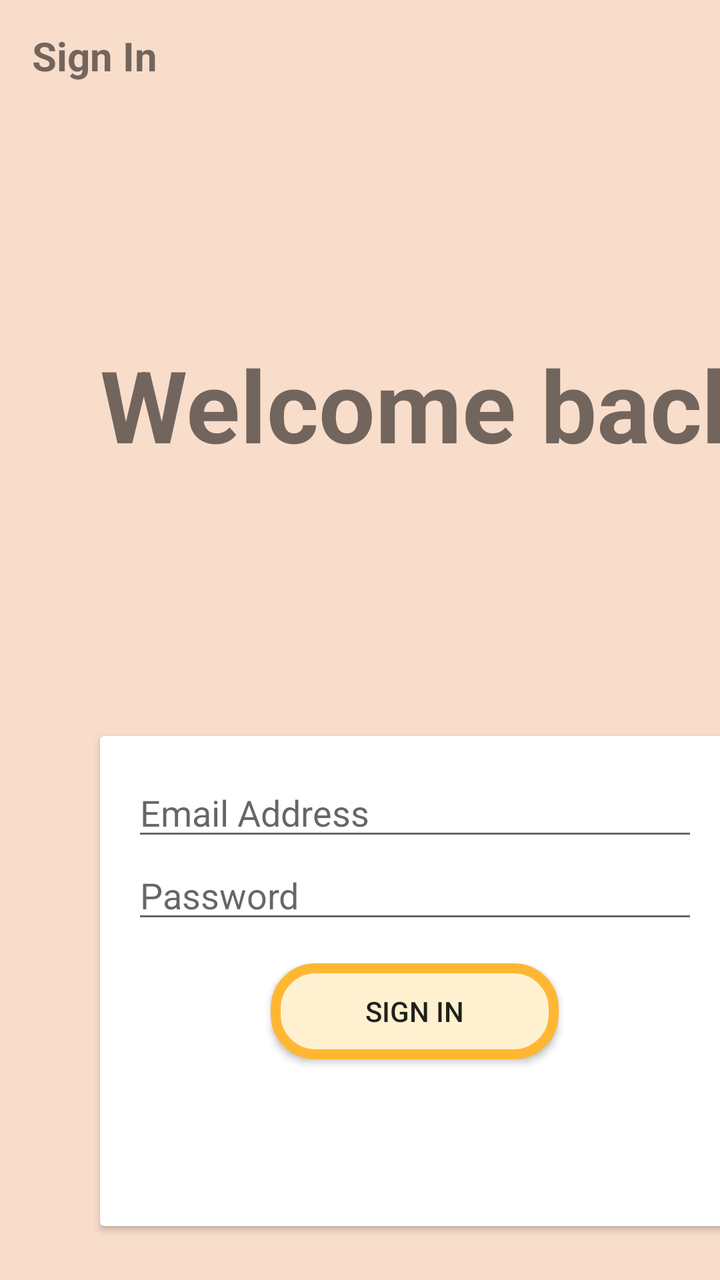
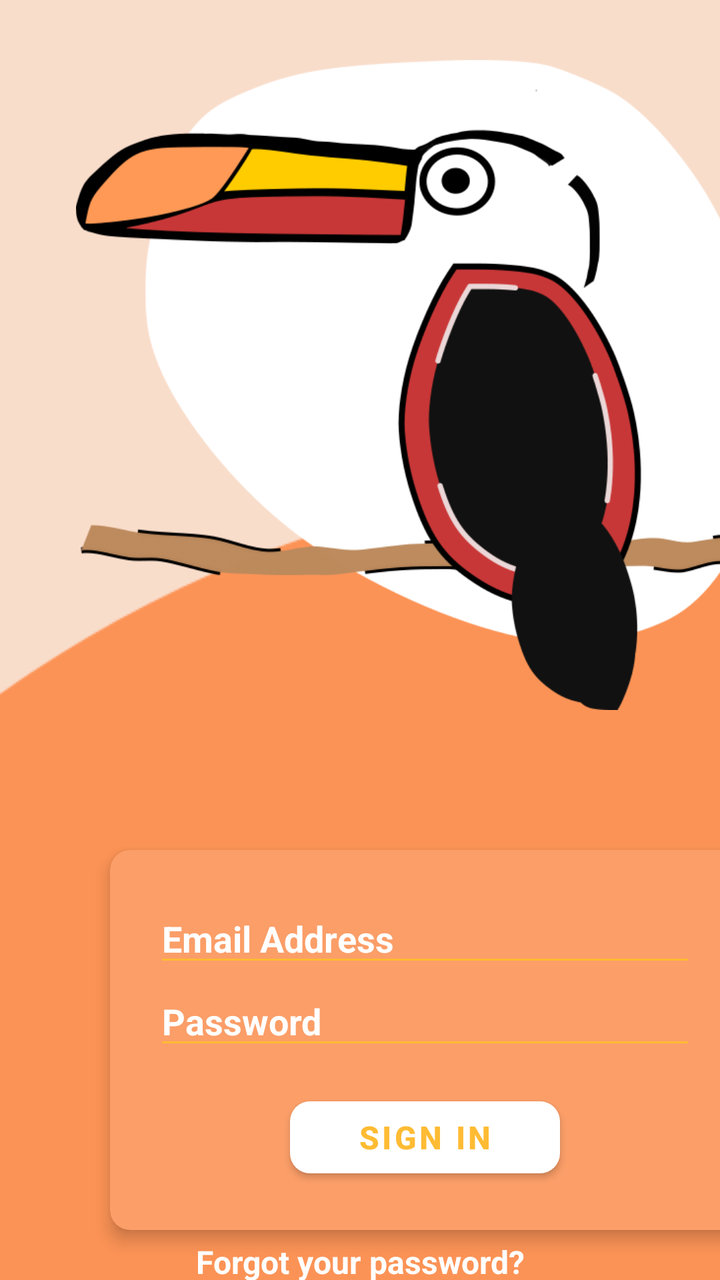

Compare the two renders of this Android layout. The source of the first and the diff that turns it into the second are given below.
<!-- AndroidManifest.xml: application theme AppTheme -->
<!-- res/layout/activity_sign_in.xml -->
<?xml version="1.0" encoding="utf-8"?>
<LinearLayout xmlns:android="http://schemas.android.com/apk/res/android"
    xmlns:app="http://schemas.android.com/apk/res-auto"
    xmlns:tools="http://schemas.android.com/tools"
    android:layout_width="match_parent"
    android:layout_height="match_parent"
    android:background="@drawable/backgroundsplash"
    android:orientation="vertical"
    tools:context=".activities.SignUpActivity">


    <androidx.appcompat.widget.Toolbar
        android:id="@+id/toolbar_signIn"
        android:layout_width="match_parent"
        android:layout_height="?attr/actionBarSize">

        <TextView
            android:id="@+id/signInTitle"
            android:layout_width="match_parent"
            android:layout_height="match_parent"
            android:gravity="center_vertical"
            android:text="Sign In"
            android:textStyle="bold"
            android:textSize="20sp" />
    </androidx.appcompat.widget.Toolbar>


    <LinearLayout
        android:layout_width="wrap_content"
        android:layout_height="659dp"
        android:layout_gravity="center"
        android:orientation="vertical">

        <TextView
            android:id="@+id/signInInfo"
            android:layout_width="342dp"
            android:layout_height="192dp"
            android:layout_marginStart="50dp"
            android:layout_marginTop="50dp"
            android:layout_marginEnd="100dp"
            android:gravity="center_vertical"
            android:text="Welcome back"
            android:textSize="50sp"
            android:textStyle="bold" />

        <androidx.cardview.widget.CardView
            android:layout_width="315dp"
            android:layout_height="245dp"
            android:layout_marginStart="50dp"
            android:layout_marginTop="70dp"
            android:layout_marginEnd="100dp">

            <LinearLayout
                android:layout_width="match_parent"
                android:layout_height="match_parent"
                android:orientation="vertical"
                android:padding="16dp">

                <androidx.appcompat.widget.AppCompatEditText
                    android:id="@+id/emailEditSignIn"
                    android:layout_width="match_parent"
                    android:layout_height="wrap_content"
                    android:hint="@string/email_address" />

                <com.google.android.material.textfield.TextInputLayout
                    android:layout_width="match_parent"
                    android:layout_height="wrap_content"
                    android:layout_marginStart="50dp"
                    android:layout_marginEnd="16dp">

                </com.google.android.material.textfield.TextInputLayout>

                <androidx.appcompat.widget.AppCompatEditText
                    android:id="@+id/passwordEditSignIn"
                    android:layout_width="match_parent"
                    android:layout_height="wrap_content"
                    android:inputType="textPassword"
                    android:hint="@string/password" />

                <com.google.android.material.textfield.TextInputLayout
                    android:layout_width="match_parent"
                    android:layout_height="wrap_content"
                    android:layout_marginStart="50dp"
                    android:layout_marginEnd="16dp">

                </com.google.android.material.textfield.TextInputLayout>

                <androidx.appcompat.widget.AppCompatButton
                    android:id="@+id/signInButton"
                    android:layout_width="144dp"
                    android:layout_height="wrap_content"
                    android:layout_gravity="center"
                    android:layout_marginStart="0dp"
                    android:layout_marginTop="15dp"
                    android:layout_marginEnd="0dp"
                    android:background="@drawable/other_rounded_button"
                    android:gravity="center"
                    android:text="@string/sign_in_button" />

            </LinearLayout>
        </androidx.cardview.widget.CardView>
    </LinearLayout>
</LinearLayout>
<!-- resources referenced by this layout -->
<resources>
  <!-- drawable backgroundsplash: png bitmap (drawable, 5509 bytes) -->
  <!-- drawable other_rounded_button (drawable) -->
  <?xml version="1.0" encoding="utf-8"?>
  <shape xmlns:android="http://schemas.android.com/apk/res/android"
      android:shape = "rectangle">
  
      <solid
          android:color="#fff1d0" />
  
      <stroke android:color="#ffb733" android:width="5dp" />
  
      <corners
          android:radius="20dp" />
  
  </shape>
  <string name="email_address">Email Address</string>
  <string name="password">Password</string>
  <string name="sign_in_button">Sign In</string>
  <style name="AppTheme" parent="Theme.MaterialComponents.Light.NoActionBar">
          
          <item name="colorPrimary">@color/colorPrimary</item>
          <item name="colorPrimaryDark">@color/colorPrimaryDark</item>
          <item name="colorAccent">@color/colorAccent</item>
      </style>
  <color name="colorPrimary">#6200EE</color>
  <color name="colorPrimaryDark">#3700B3</color>
  <color name="colorAccent">#03DAC5</color>
</resources>

<!-- the commit's change to res/layout/activity_sign_in.xml (unified diff, before → after) -->
@@ -1,10 +1,10 @@
 <?xml version="1.0" encoding="utf-8"?>
-<LinearLayout xmlns:android="http://schemas.android.com/apk/res/android"
+<androidx.constraintlayout.widget.ConstraintLayout xmlns:android="http://schemas.android.com/apk/res/android"
     xmlns:app="http://schemas.android.com/apk/res-auto"
     xmlns:tools="http://schemas.android.com/tools"
     android:layout_width="match_parent"
     android:layout_height="match_parent"
-    android:background="@drawable/backgroundsplash"
+    android:background="@drawable/backgroundsunnormal"
     android:orientation="vertical"
     tools:context=".activities.SignUpActivity">
 
@@ -12,55 +12,65 @@
     <androidx.appcompat.widget.Toolbar
         android:id="@+id/toolbar_signIn"
         android:layout_width="match_parent"
-        android:layout_height="?attr/actionBarSize">
+        android:layout_height="?attr/actionBarSize"
+        app:layout_constraintStart_toStartOf="parent"
+        app:layout_constraintTop_toTopOf="parent">
 
         <TextView
             android:id="@+id/signInTitle"
             android:layout_width="match_parent"
             android:layout_height="match_parent"
             android:gravity="center_vertical"
-            android:text="Sign In"
-            android:textStyle="bold"
-            android:textSize="20sp" />
+            android:text=""
+            android:textSize="20sp"
+            android:textStyle="bold" />
     </androidx.appcompat.widget.Toolbar>
 
 
     <LinearLayout
         android:layout_width="wrap_content"
-        android:layout_height="659dp"
+        android:layout_height="match_parent"
         android:layout_gravity="center"
-        android:orientation="vertical">
+        android:orientation="vertical"
+        app:layout_constraintBottom_toBottomOf="parent"
+        app:layout_constraintEnd_toEndOf="parent"
+        app:layout_constraintStart_toStartOf="parent"
+        app:layout_constraintTop_toTopOf="parent">
 
-        <TextView
+        <androidx.appcompat.widget.AppCompatImageView
             android:id="@+id/signInInfo"
-            android:layout_width="342dp"
-            android:layout_height="192dp"
-            android:layout_marginStart="50dp"
-            android:layout_marginTop="50dp"
-            android:layout_marginEnd="100dp"
+            android:layout_width="420dp"
+            android:layout_height="325dp"
+            android:layout_marginStart="0dp"
+            android:layout_marginTop="30dp"
+            android:layout_marginEnd="20dp"
             android:gravity="center_vertical"
-            android:text="Welcome back"
-            android:textSize="50sp"
-            android:textStyle="bold" />
+            app:srcCompat="@drawable/logotoukanx" />
 
         <androidx.cardview.widget.CardView
             android:layout_width="315dp"
-            android:layout_height="245dp"
-            android:layout_marginStart="50dp"
+            android:layout_height="wrap_content"
+            android:layout_marginStart="55dp"
             android:layout_marginTop="70dp"
-            android:layout_marginEnd="100dp">
+            android:gravity="center"
+            app:cardBackgroundColor="#FB9E68"
+            app:cardCornerRadius="10dp"
+            app:cardElevation="5dp">
 
             <LinearLayout
                 android:layout_width="match_parent"
-                android:layout_height="match_parent"
+                android:layout_height="190dp"
                 android:orientation="vertical"
-                android:padding="16dp">
+                android:padding="22dp">
 
-                <androidx.appcompat.widget.AppCompatEditText
+                <com.google.android.material.textfield.TextInputEditText
                     android:id="@+id/emailEditSignIn"
                     android:layout_width="match_parent"
                     android:layout_height="wrap_content"
-                    android:hint="@string/email_address" />
+                    android:hint="@string/email_address"
+                    android:textColorHint="#FFFFFF"
+                    android:textStyle="bold"
+                    app:backgroundTint="@android:color/holo_orange_light" />
 
                 <com.google.android.material.textfield.TextInputLayout
                     android:layout_width="match_parent"
@@ -70,12 +80,15 @@
 
                 </com.google.android.material.textfield.TextInputLayout>
 
-                <androidx.appcompat.widget.AppCompatEditText
+                <com.google.android.material.textfield.TextInputEditText
                     android:id="@+id/passwordEditSignIn"
                     android:layout_width="match_parent"
                     android:layout_height="wrap_content"
+                    android:hint="@string/password"
                     android:inputType="textPassword"
-                    android:hint="@string/password" />
+                    android:textColorHint="#FFFFFF"
+                    android:textStyle="bold"
+                    app:backgroundTint="@android:color/holo_orange_light" />
 
                 <com.google.android.material.textfield.TextInputLayout
                     android:layout_width="match_parent"
@@ -85,19 +98,49 @@
 
                 </com.google.android.material.textfield.TextInputLayout>
 
-                <androidx.appcompat.widget.AppCompatButton
+                <com.google.android.material.button.MaterialButton
                     android:id="@+id/signInButton"
-                    android:layout_width="144dp"
+                    android:layout_width="135dp"
                     android:layout_height="wrap_content"
                     android:layout_gravity="center"
                     android:layout_marginStart="0dp"
                     android:layout_marginTop="15dp"
                     android:layout_marginEnd="0dp"
-                    android:background="@drawable/other_rounded_button"
                     android:gravity="center"
-                    android:text="@string/sign_in_button" />
-
+                    android:text="@string/sign_in_button"
+                    android:textColor="@android:color/holo_orange_light"
+                    android:textSize="16sp"
+                    android:textStyle="bold"
+                    app:backgroundTint="@android:color/white"
+                    app:cornerRadius="10dp"
+                    app:strokeColor="@android:color/holo_orange_light" />
             </LinearLayout>
         </androidx.cardview.widget.CardView>
+
+        <com.google.android.material.textview.MaterialTextView
+            android:id="@+id/forgotPasswordButton"
+            android:layout_width="match_parent"
+            android:layout_height="wrap_content"
+            android:layout_marginTop="5dp"
+            android:gravity="center"
+            android:padding="0dp"
+            android:text="@string/forgot_your_password"
+            android:textColor="@android:color/white"
+            android:textSize="16sp"
+            android:textStyle="bold" />
+
+        <com.google.android.material.textview.MaterialTextView
+            android:id="@+id/not_a_member"
+            android:layout_width="wrap_content"
+            android:layout_height="wrap_content"
+            android:layout_marginTop="60dp"
+            android:layout_marginStart="10dp"
+            android:gravity="center_vertical"
+            android:padding="0dp"
+            android:text="@string/not_a_member_sign_up_now"
+            android:textColor="@android:color/white"
+            android:textSize="18sp"
+            android:textStyle="bold" />
+
     </LinearLayout>
-</LinearLayout>
+</androidx.constraintlayout.widget.ConstraintLayout>
<!-- resource entries referenced after the edit -->
@@ -1,21 +1,10 @@
 <!-- resources referenced by this layout -->
 <resources>
-  <!-- drawable backgroundsplash: png bitmap (drawable, 5509 bytes) -->
-  <!-- drawable other_rounded_button (drawable) -->
-  <?xml version="1.0" encoding="utf-8"?>
-  <shape xmlns:android="http://schemas.android.com/apk/res/android"
-      android:shape = "rectangle">
-  
-      <solid
-          android:color="#fff1d0" />
-  
-      <stroke android:color="#ffb733" android:width="5dp" />
-  
-      <corners
-          android:radius="20dp" />
-  
-  </shape>
+  <!-- drawable backgroundsunnormal: png bitmap (drawable, 7620 bytes) -->
+  <!-- drawable logotoukanx: png bitmap (drawable, 53444 bytes) -->
   <string name="email_address">Email Address</string>
+  <string name="forgot_your_password">Forgot your password?</string>
+  <string name="not_a_member_sign_up_now">Not a member? Sign up now</string>
   <string name="password">Password</string>
   <string name="sign_in_button">Sign In</string>
   <style name="AppTheme" parent="Theme.MaterialComponents.Light.NoActionBar">
@@ -24,8 +13,8 @@
           <item name="colorPrimaryDark">@color/colorPrimaryDark</item>
           <item name="colorAccent">@color/colorAccent</item>
       </style>
-  <color name="colorPrimary">#6200EE</color>
+  <color name="colorPrimary">#FEB06A</color>
   <color name="colorPrimaryDark">#3700B3</color>
-  <color name="colorAccent">#03DAC5</color>
+  <color name="colorAccent">#da5d03</color>
 </resources>
 
